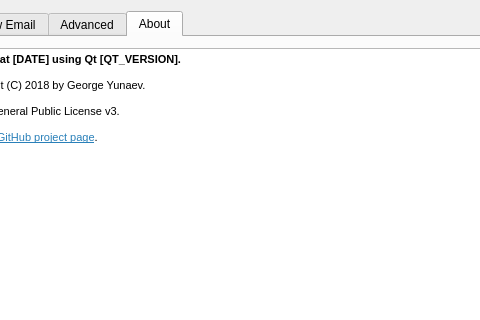
This is src/dialogsettings.ui in vegiii/birdtray-lite as Qt 5 draws it before an edit; both pictures show x 250 to 730 and y 0 to 320 of the 871 by 538 pixel window. The edited form follows.
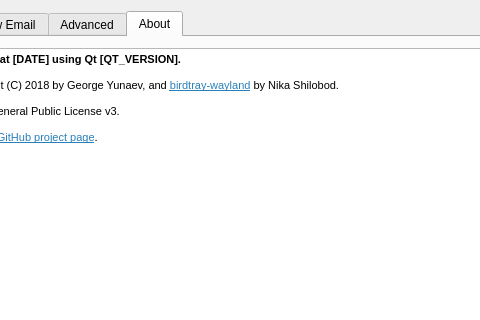
This is the edited form. The open tabs and pages were chosen to show the change. Icons and pictures are not drawn. Custom widgets are drawn as their Qt base class.

Commit message: Add fork notice, plans and credits

Patch:
```diff
--- a/src/dialogsettings.ui
+++ b/src/dialogsettings.ui
@@ -1122,7 +1122,7 @@
 &lt;/style&gt;&lt;/head&gt;&lt;body style=&quot; font-family:'Noto Sans'; font-size:11pt; font-weight:400; font-style:normal;&quot;&gt;
 &lt;p style=&quot; margin-top:0px; margin-bottom:0px; margin-left:0px; margin-right:0px; -qt-block-indent:0; text-indent:0px;&quot;&gt;&lt;span style=&quot; font-size:8pt; font-weight:600;&quot;&gt;Birdtray Lite version [VERSION] compiled at [DATE] using Qt [QT_VERSION].&lt;/span&gt;&lt;/p&gt;
 &lt;p style=&quot;-qt-paragraph-type:empty; margin-top:0px; margin-bottom:0px; margin-left:0px; margin-right:0px; -qt-block-indent:0; text-indent:0px; font-size:8pt;&quot;&gt;&lt;br /&gt;&lt;/p&gt;
-&lt;p style=&quot; margin-top:0px; margin-bottom:0px; margin-left:0px; margin-right:0px; -qt-block-indent:0; text-indent:0px;&quot;&gt;&lt;span style=&quot; font-size:8pt;&quot;&gt;Birdtray Lite is a fork of &lt;/span&gt;&lt;a href=&quot;https://github.com/gyunaev/birdtray&quot;&gt;&lt;span style=&quot; font-size:8pt; text-decoration: underline; color:#2980b9;&quot;&gt;Birdtray Lite&lt;/span&gt;&lt;/a&gt;&lt;span style=&quot; font-size:8pt;&quot;&gt;, copyright (C) 2018 by George Yunaev.&lt;/span&gt;&lt;/p&gt;
+&lt;p style=&quot; margin-top:0px; margin-bottom:0px; margin-left:0px; margin-right:0px; -qt-block-indent:0; text-indent:0px;&quot;&gt;&lt;span style=&quot; font-size:8pt;&quot;&gt;Birdtray Lite is a fork of &lt;/span&gt;&lt;a href=&quot;https://github.com/gyunaev/birdtray&quot;&gt;&lt;span style=&quot; font-size:8pt; text-decoration: underline; color:#2980b9;&quot;&gt;Birdtray Lite&lt;/span&gt;&lt;/a&gt;&lt;span style=&quot; font-size:8pt;&quot;&gt;, copyright (C) 2018 by George Yunaev, and &lt;/span&gt;&lt;a href=&quot;https://github.com/stark1tty/birdtray-wayland&quot;&gt;&lt;span style=&quot; font-size:8pt; text-decoration: underline; color:#2980b9;&quot;&gt;birdtray-wayland&lt;/span&gt;&lt;/a&gt;&lt;span style=&quot; font-size:8pt;&quot;&gt; by Nika Shilobod.&lt;/span&gt;&lt;/p&gt;
 &lt;p style=&quot;-qt-paragraph-type:empty; margin-top:0px; margin-bottom:0px; margin-left:0px; margin-right:0px; -qt-block-indent:0; text-indent:0px; font-size:8pt;&quot;&gt;&lt;br /&gt;&lt;/p&gt;
 &lt;p style=&quot; margin-top:0px; margin-bottom:0px; margin-left:0px; margin-right:0px; -qt-block-indent:0; text-indent:0px;&quot;&gt;&lt;span style=&quot; font-size:8pt;&quot;&gt;It is free software, licensed under the GNU General Public License v3.&lt;/span&gt;&lt;/p&gt;
 &lt;p style=&quot;-qt-paragraph-type:empty; margin-top:0px; margin-bottom:0px; margin-left:0px; margin-right:0px; -qt-block-indent:0; text-indent:0px; font-size:8pt;&quot;&gt;&lt;br /&gt;&lt;/p&gt;
```
The commit also changes 1 other file.
